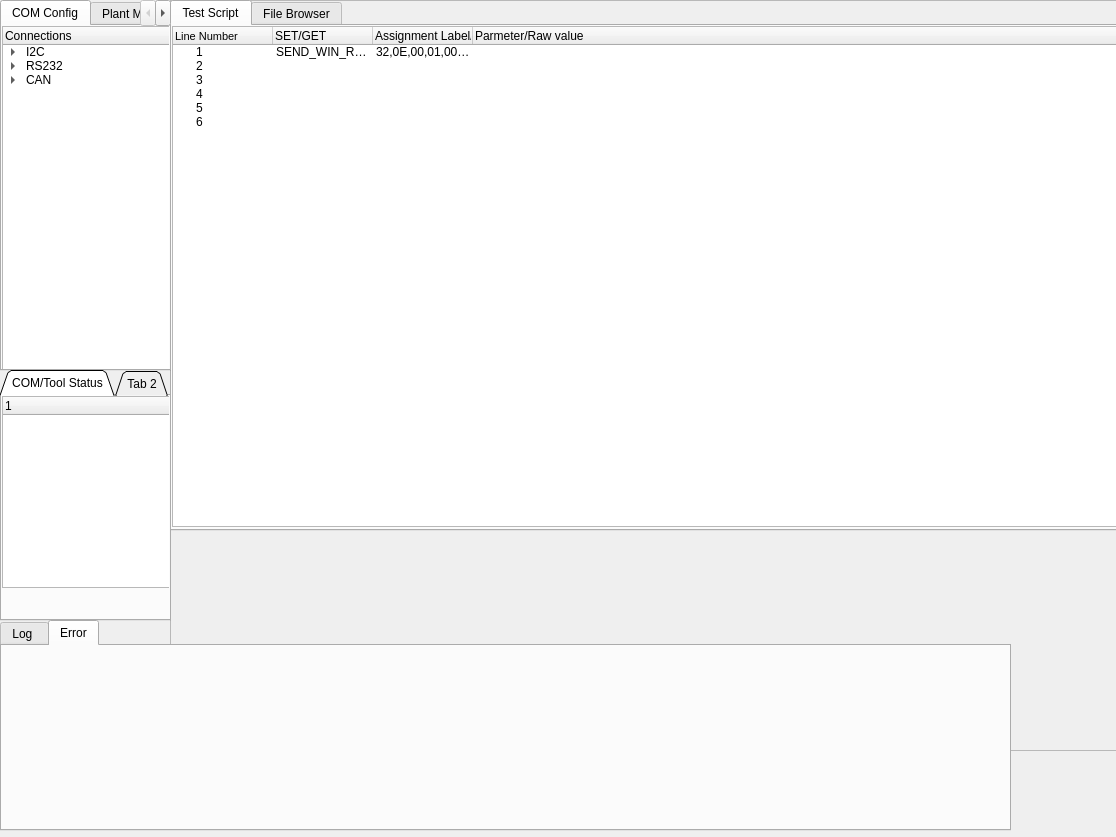
First picture: the form in API_GUI.ui, repository Geekbuzz/qtdesigner, before the edit.
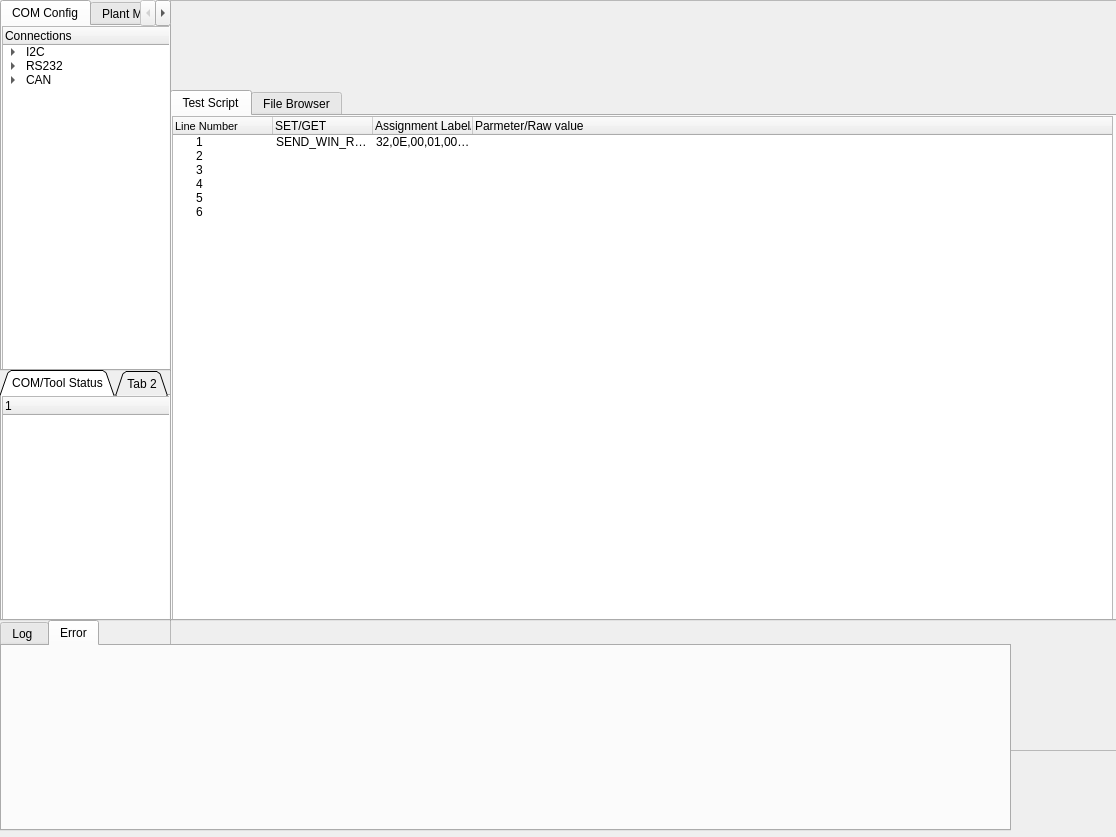
Second picture: the form after the edit. The open tabs and pages were chosen to show the change.

```diff
--- a/API_GUI.ui
+++ b/API_GUI.ui
@@ -32,7 +32,7 @@
     <property name="geometry">
      <rect>
       <x>0</x>
-      <y>0</y>
+      <y>90</y>
       <width>951</width>
       <height>531</height>
      </rect>
@@ -49,8 +49,8 @@
        <rect>
         <x>0</x>
         <y>0</y>
-        <width>1051</width>
-        <height>501</height>
+        <width>941</width>
+        <height>511</height>
        </rect>
       </property>
       <column>
@@ -422,7 +422,7 @@
        <x>0</x>
        <y>0</y>
        <width>171</width>
-       <height>192</height>
+       <height>231</height>
       </rect>
      </property>
      <column>
```
Left out of the diff: 4 changed lines with no effect on the pictures.
